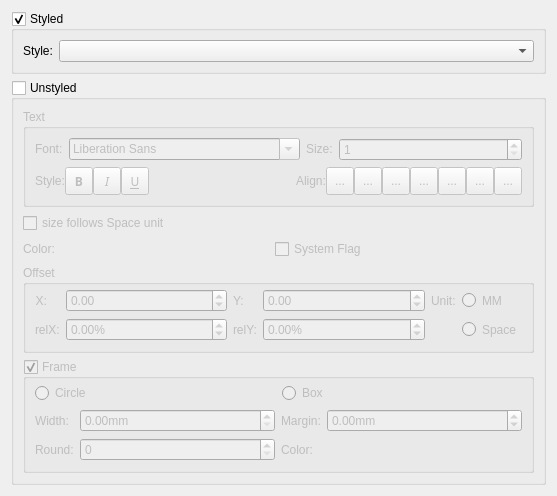
The window that mscore/mscore/textproperties.ui (musescore/musescore-old) describes before a commit, drawn with Qt 5.
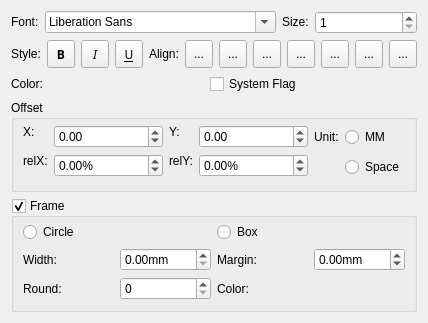
The same window after the commit. Icons and pictures are not drawn. Custom widgets are drawn as their Qt base class.

Diff of the .ui file:
```diff
--- a/mscore/mscore/textproperties.ui
+++ b/mscore/mscore/textproperties.ui
@@ -6,67 +6,15 @@
    <rect>
     <x>0</x>
     <y>0</y>
-    <width>557</width>
-    <height>484</height>
+    <width>411</width>
+    <height>323</height>
    </rect>
   </property>
   <property name="windowTitle">
    <string>Form</string>
   </property>
-  <layout class="QVBoxLayout" name="verticalLayout_3">
-   <item>
-    <widget class="QGroupBox" name="styledGroup">
-     <property name="title">
-      <string>Styled</string>
-     </property>
-     <property name="checkable">
-      <bool>true</bool>
-     </property>
-     <layout class="QHBoxLayout" name="horizontalLayout_2">
-      <item>
-       <widget class="QLabel" name="label">
-        <property name="sizePolicy">
-         <sizepolicy hsizetype="Fixed" vsizetype="Fixed">
-          <horstretch>0</horstretch>
-          <verstretch>0</verstretch>
-         </sizepolicy>
-        </property>
-        <property name="text">
-         <string>Style:</string>
-        </property>
-       </widget>
-      </item>
-      <item>
-       <widget class="QComboBox" name="styles"/>
-      </item>
-     </layout>
-    </widget>
-   </item>
-   <item>
-    <widget class="QGroupBox" name="unstyledGroup">
-     <property name="title">
-      <string>Unstyled</string>
-     </property>
-     <property name="checkable">
-      <bool>true</bool>
-     </property>
-     <property name="checked">
-      <bool>false</bool>
-     </property>
      <layout class="QVBoxLayout" name="verticalLayout">
       <item>
-       <widget class="QGroupBox" name="textGroup">
-        <property name="minimumSize">
-         <size>
-          <width>0</width>
-          <height>0</height>
-         </size>
-        </property>
-        <property name="title">
-         <string>Text</string>
-        </property>
-        <layout class="QVBoxLayout" name="verticalLayout_4">
-         <item>
           <layout class="QHBoxLayout" name="horizontalLayout_6">
            <item>
             <widget class="QLabel" name="label_25">
@@ -103,12 +51,6 @@
            </item>
            <item>
             <widget class="QSpinBox" name="fontSize">
-             <property name="sizePolicy">
-              <sizepolicy hsizetype="Preferred" vsizetype="Fixed">
-               <horstretch>0</horstretch>
-               <verstretch>0</verstretch>
-              </sizepolicy>
-             </property>
              <property name="toolTip">
               <string>font point size</string>
              </property>
@@ -128,7 +70,7 @@
          <item>
           <layout class="QHBoxLayout" name="_3">
            <property name="spacing">
-            <number>0</number>
+      <number>6</number>
            </property>
            <property name="margin">
             <number>0</number>
@@ -427,16 +369,6 @@
             </widget>
            </item>
           </layout>
-         </item>
-        </layout>
-       </widget>
-      </item>
-      <item>
-       <widget class="QCheckBox" name="sizeIsSpatiumDependent">
-        <property name="text">
-         <string>size follows Space unit</string>
-        </property>
-       </widget>
       </item>
       <item>
        <layout class="QHBoxLayout" name="horizontalLayout">
@@ -513,7 +445,7 @@
          <string>Offset</string>
         </property>
         <property name="flat">
-         <bool>false</bool>
+      <bool>true</bool>
         </property>
         <layout class="QGridLayout" name="gridLayout_4">
          <property name="topMargin">
@@ -524,7 +456,7 @@
            <item row="0" column="0">
             <widget class="QLabel" name="label_18">
              <property name="sizePolicy">
-              <sizepolicy hsizetype="Fixed" vsizetype="Preferred">
+           <sizepolicy hsizetype="Fixed" vsizetype="Fixed">
                <horstretch>0</horstretch>
                <verstretch>0</verstretch>
               </sizepolicy>
@@ -532,19 +464,10 @@
              <property name="text">
               <string extracomment="coordinate">X:</string>
              </property>
-             <property name="alignment">
-              <set>Qt::AlignRight|Qt::AlignTrailing|Qt::AlignVCenter</set>
-             </property>
             </widget>
            </item>
            <item row="0" column="1">
             <widget class="QDoubleSpinBox" name="xOffset">
-             <property name="sizePolicy">
-              <sizepolicy hsizetype="Expanding" vsizetype="Fixed">
-               <horstretch>0</horstretch>
-               <verstretch>0</verstretch>
-              </sizepolicy>
-             </property>
              <property name="toolTip">
               <string>horizontal offset to reference point</string>
              </property>
@@ -559,7 +482,7 @@
            <item row="1" column="0">
             <widget class="QLabel" name="label_19">
              <property name="sizePolicy">
-              <sizepolicy hsizetype="Fixed" vsizetype="Preferred">
+           <sizepolicy hsizetype="Fixed" vsizetype="Fixed">
                <horstretch>0</horstretch>
                <verstretch>0</verstretch>
               </sizepolicy>
@@ -592,7 +515,7 @@
            <item row="0" column="0">
             <widget class="QLabel" name="label_20">
              <property name="sizePolicy">
-              <sizepolicy hsizetype="Fixed" vsizetype="Preferred">
+           <sizepolicy hsizetype="Fixed" vsizetype="Fixed">
                <horstretch>0</horstretch>
                <verstretch>0</verstretch>
               </sizepolicy>
@@ -604,12 +527,6 @@
            </item>
            <item row="0" column="1">
             <widget class="QDoubleSpinBox" name="yOffset">
-             <property name="sizePolicy">
-              <sizepolicy hsizetype="Expanding" vsizetype="Fixed">
-               <horstretch>0</horstretch>
-               <verstretch>0</verstretch>
-              </sizepolicy>
-             </property>
              <property name="toolTip">
               <string>vertical offset to reference point</string>
              </property>
@@ -624,7 +541,7 @@
            <item row="1" column="0">
             <widget class="QLabel" name="label_21">
              <property name="sizePolicy">
-              <sizepolicy hsizetype="Fixed" vsizetype="Preferred">
+           <sizepolicy hsizetype="Fixed" vsizetype="Fixed">
                <horstretch>0</horstretch>
                <verstretch>0</verstretch>
               </sizepolicy>
@@ -655,7 +572,7 @@
          <item row="0" column="2">
           <widget class="QLabel" name="label_22">
            <property name="sizePolicy">
-            <sizepolicy hsizetype="Fixed" vsizetype="Preferred">
+         <sizepolicy hsizetype="Fixed" vsizetype="Fixed">
              <horstretch>0</horstretch>
              <verstretch>0</verstretch>
             </sizepolicy>
@@ -668,7 +585,7 @@
          <item row="0" column="3">
           <widget class="QRadioButton" name="mmUnit">
            <property name="sizePolicy">
-            <sizepolicy hsizetype="Fixed" vsizetype="Preferred">
+         <sizepolicy hsizetype="Fixed" vsizetype="Fixed">
              <horstretch>0</horstretch>
              <verstretch>0</verstretch>
             </sizepolicy>
@@ -683,12 +600,6 @@
          </item>
          <item row="1" column="3">
           <widget class="QRadioButton" name="spatiumUnit">
-           <property name="sizePolicy">
-            <sizepolicy hsizetype="Minimum" vsizetype="Preferred">
-             <horstretch>0</horstretch>
-             <verstretch>0</verstretch>
-            </sizepolicy>
-           </property>
            <property name="toolTip">
             <string>offset in Space units</string>
            </property>
@@ -709,7 +620,7 @@
          <string>Frame</string>
         </property>
         <property name="flat">
-         <bool>false</bool>
+      <bool>true</bool>
         </property>
         <property name="checkable">
          <bool>true</bool>
@@ -746,12 +657,6 @@
           <layout class="QGridLayout" name="gridLayout_3">
            <item row="0" column="0">
             <widget class="QLabel" name="label_14">
-             <property name="sizePolicy">
-              <sizepolicy hsizetype="Fixed" vsizetype="Preferred">
-               <horstretch>0</horstretch>
-               <verstretch>0</verstretch>
-              </sizepolicy>
-             </property>
              <property name="text">
               <string>Width:</string>
              </property>
@@ -772,12 +677,6 @@
            </item>
            <item row="0" column="2">
             <widget class="QLabel" name="label_15">
-             <property name="sizePolicy">
-              <sizepolicy hsizetype="Fixed" vsizetype="Preferred">
-               <horstretch>0</horstretch>
-               <verstretch>0</verstretch>
-              </sizepolicy>
-             </property>
              <property name="text">
               <string>Margin:</string>
              </property>
@@ -801,12 +700,6 @@
            </item>
            <item row="1" column="0">
             <widget class="QLabel" name="label_16">
-             <property name="sizePolicy">
-              <sizepolicy hsizetype="Fixed" vsizetype="Preferred">
-               <horstretch>0</horstretch>
-               <verstretch>0</verstretch>
-              </sizepolicy>
-             </property>
              <property name="text">
               <string>Round:</string>
              </property>
@@ -821,12 +714,6 @@
            </item>
            <item row="1" column="2">
             <widget class="QLabel" name="label_17">
-             <property name="sizePolicy">
-              <sizepolicy hsizetype="Fixed" vsizetype="Preferred">
-               <horstretch>0</horstretch>
-               <verstretch>0</verstretch>
-              </sizepolicy>
-             </property>
              <property name="text">
               <string>Color:</string>
              </property>
@@ -844,22 +731,6 @@
         </layout>
        </widget>
       </item>
-      <item>
-       <spacer name="verticalSpacer">
-        <property name="orientation">
-         <enum>Qt::Vertical</enum>
-        </property>
-        <property name="sizeHint" stdset="0">
-         <size>
-          <width>20</width>
-          <height>40</height>
-         </size>
-        </property>
-       </spacer>
-      </item>
-     </layout>
-    </widget>
-   </item>
   </layout>
  </widget>
  <customwidgets>
```
Left out of the diff: 35 changed lines with no effect on the pictures. Lines whose indentation alone changed are shown as unchanged.
